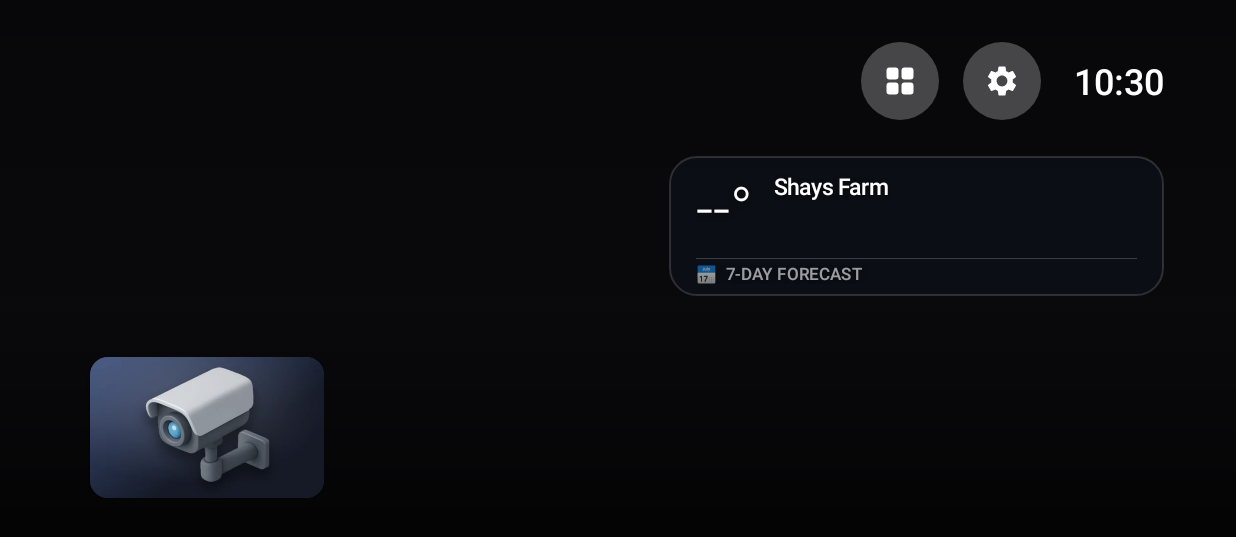
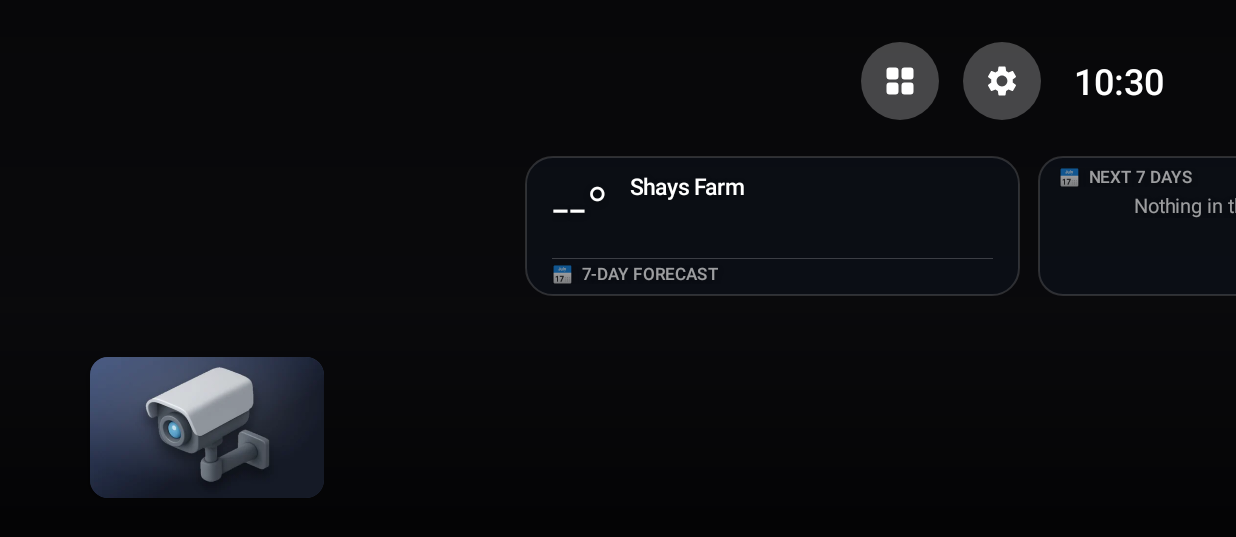
Before and after one commit to adrianhealey/firestick-launcher, an Android app: the screen it shows after launch (MainActivity), on a phone screen of 824 x 412 dp (held sideways). Shown: the top 537 px of the screen. Run offline under Robolectric (Android 15) with nearby library versions, the phone set to English and light mode, and no system bars; pictures from the network do not load.

Commit message:
Update MainActivity.java

```diff
--- a/app/src/main/java/com/adrianhealey/tvhome/MainActivity.java
+++ b/app/src/main/java/com/adrianhealey/tvhome/MainActivity.java
@@ -163,41 +163,44 @@ public class MainActivity extends Activity implements Tiles.Listener {
         top.addView(clock);
         col.addView(top);
 
-        // top shelf: big preview of the selected app
+        // top shelf: preview of the selected app with its name underneath,
+        // and the weather + 7-day calendar side by side on the right.
         LinearLayout shelf = new LinearLayout(this);
         shelf.setOrientation(LinearLayout.HORIZONTAL);
         shelf.setGravity(Gravity.CENTER_VERTICAL);
         shelf.setClipChildren(false);
         preview = new FrameLayout(this);
         preview.setElevation(dp(16));
+        title = new TextView(this);
+        title.setTextSize(TypedValue.COMPLEX_UNIT_SP, 22);
+        title.setMaxLines(1);
+        title.setTextColor(Color.WHITE);
+        title.setGravity(Gravity.CENTER_HORIZONTAL);
+        title.setTypeface(Typeface.create("sans-serif-medium", Typeface.NORMAL));
+        title.setShadowLayer(dp(6), 0, dp(2), 0x80000000);
         LinearLayout leftCol = new LinearLayout(this);
         leftCol.setOrientation(LinearLayout.VERTICAL);
         leftCol.setClipChildren(false);
+        leftCol.setGravity(Gravity.CENTER_HORIZONTAL);
         leftCol.addView(preview, new LinearLayout.LayoutParams(dp(PREVIEW_W), dp(PREVIEW_H)));
+        LinearLayout.LayoutParams titleLp = new LinearLayout.LayoutParams(dp(PREVIEW_W), ViewGroup.LayoutParams.WRAP_CONTENT);
+        titleLp.topMargin = dp(12);
+        leftCol.addView(title, titleLp);
+        shelf.addView(leftCol, new LinearLayout.LayoutParams(ViewGroup.LayoutParams.WRAP_CONTENT, ViewGroup.LayoutParams.WRAP_CONTENT));
+        // flexible gap pushes the weather + calendar group to the right
+        View gap = new View(this);
+        shelf.addView(gap, new LinearLayout.LayoutParams(0, 1, 1f));
+        // weather and the 7-day family calendar, matched height, side by side
+        LinearLayout rightGroup = new LinearLayout(this);
+        rightGroup.setOrientation(LinearLayout.HORIZONTAL);
+        rightGroup.setClipChildren(false);
+        weather = new WeatherPanel(this);
+        rightGroup.addView(weather, new LinearLayout.LayoutParams(dp(330), ViewGroup.LayoutParams.WRAP_CONTENT));
         calendar = new CalendarPanel(this);
-        LinearLayout.LayoutParams calLp = new LinearLayout.LayoutParams(dp(PREVIEW_W), ViewGroup.LayoutParams.WRAP_CONTENT);
-        calLp.topMargin = dp(12);
-        leftCol.addView(calendar, calLp);
-        shelf.addView(leftCol, new LinearLayout.LayoutParams(ViewGroup.LayoutParams.WRAP_CONTENT, ViewGroup.LayoutParams.WRAP_CONTENT));
-
-        LinearLayout words = new LinearLayout(this);
-        words.setOrientation(LinearLayout.VERTICAL);
-        words.setPadding(dp(28), 0, dp(20), 0);
-        title = new TextView(this);
-        title.setTextSize(TypedValue.COMPLEX_UNIT_SP, 30);
-        title.setMaxLines(2);
-        title.setTextColor(Color.WHITE);
-        title.setTypeface(Typeface.create("sans-serif", Typeface.BOLD));
-        title.setShadowLayer(dp(8), 0, dp(2), 0x80000000);
-        hint = new TextView(this);
-        hint.setTextSize(TypedValue.COMPLEX_UNIT_SP, 16);
-        hint.setTextColor(0xCCEBEBF5);
-        hint.setPadding(0, dp(8), 0, 0);
-        words.addView(title);
-        words.addView(hint);
-        shelf.addView(words, new LinearLayout.LayoutParams(0, ViewGroup.LayoutParams.WRAP_CONTENT, 1));
-        weather = new WeatherPanel(this);
-        shelf.addView(weather, new LinearLayout.LayoutParams(dp(330), ViewGroup.LayoutParams.WRAP_CONTENT));
+        LinearLayout.LayoutParams calLp = new LinearLayout.LayoutParams(dp(210), ViewGroup.LayoutParams.MATCH_PARENT);
+        calLp.leftMargin = dp(12);
+        rightGroup.addView(calendar, calLp);
+        shelf.addView(rightGroup, new LinearLayout.LayoutParams(ViewGroup.LayoutParams.WRAP_CONTENT, ViewGroup.LayoutParams.WRAP_CONTENT));
         col.addView(shelf, new LinearLayout.LayoutParams(ViewGroup.LayoutParams.MATCH_PARENT, 0, 1));
 
         // the home row
@@ -273,15 +276,11 @@ public class MainActivity extends Activity implements Tiles.Listener {
         preview.removeAllViews();
         if (a == null) {
             title.setText("TV Home");
-            hint.setText("");
             setBackdrop(new ColorDrawable(0xFF101014));
             return;
         }
         preview.addView(Tiles.card(this, a, dp(PREVIEW_W), dp(PREVIEW_H), dp(16)), match());
         title.setText(a.label);
-        hint.setText(movingPkg != null
-                ? "Use left and right to move it, then press Select."
-                : "Press and hold to move or remove");
 
         Bitmap blur = blurCache.get(a.pkg);
         if (blur == null) {
```
